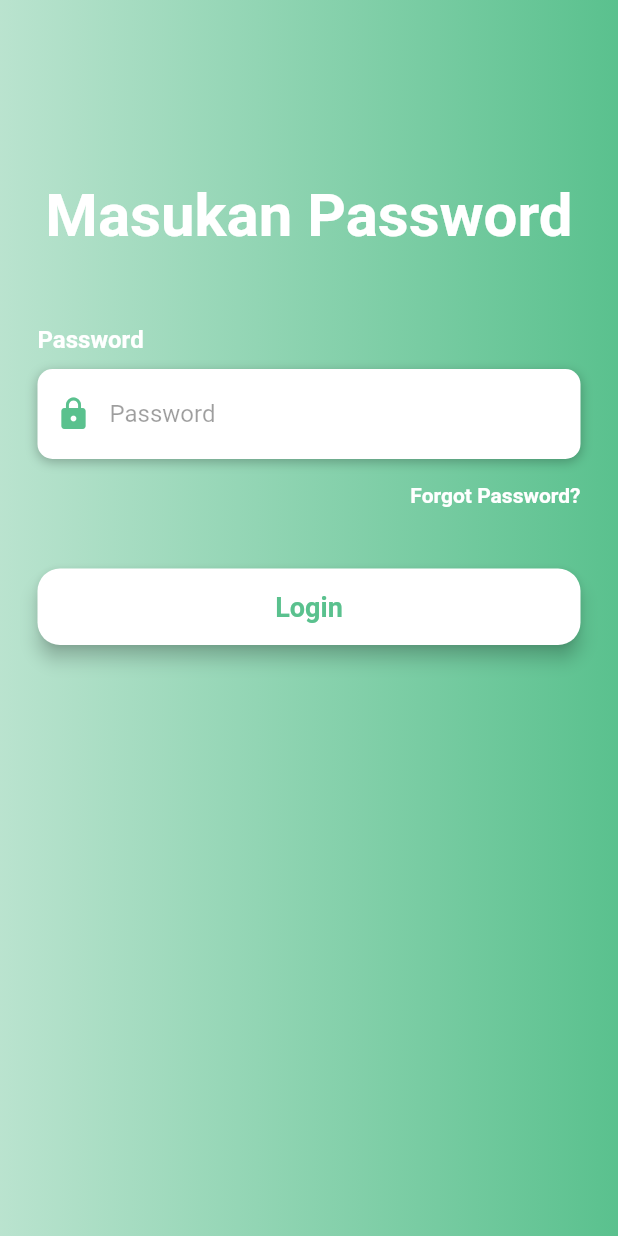
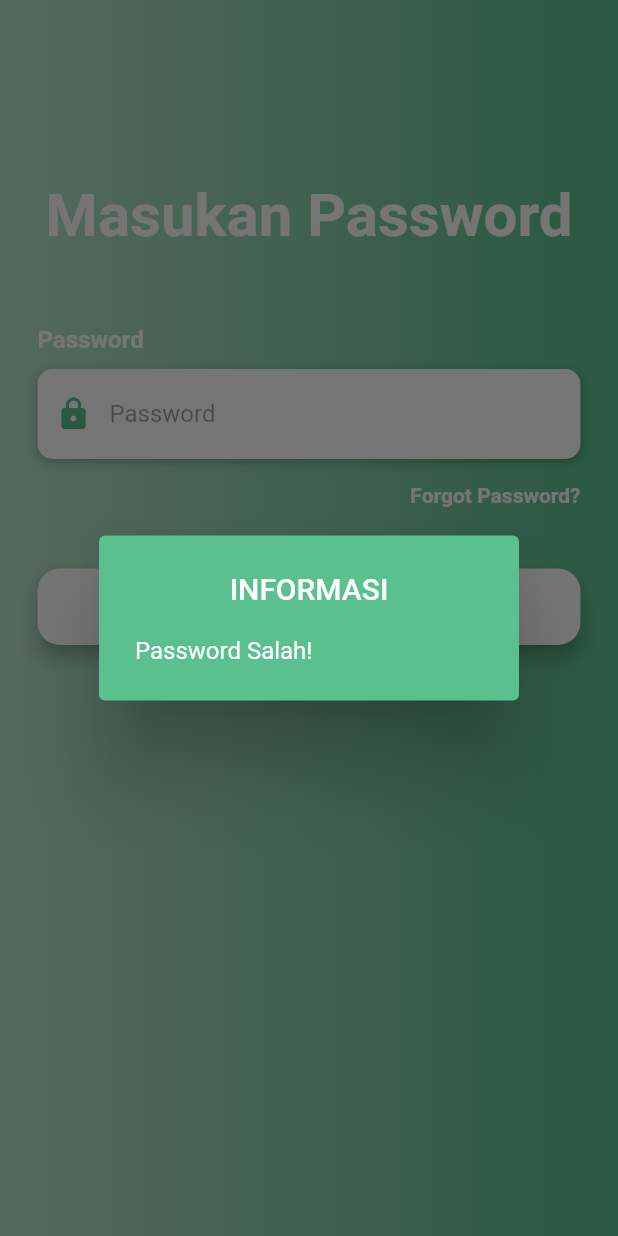
Before and after one commit to Fallebr/skripsi, a Flutter app: the LogOwn screen opened directly, after a tap on "Login", on a phone screen of 412 x 824 dp. Run offline on Flutter 3.47's test engine with Material 2 defaults, Android fonts, the phone set to English and light mode, and no system bars.

Commit message:
second woi

```diff
--- a/lib/login/logOwn.dart
+++ b/lib/login/logOwn.dart
@@ -2,14 +2,17 @@ import 'dart:ui';
 
 import 'package:flutter/material.dart';
 import 'package:flutter/services.dart';
+import 'package:reports/commons/collapsing_navigation_drawer.dart';
+import 'package:reports/login/Logadm.dart';
 import 'package:reports/login/login.dart';
+import 'package:reports/main.dart';
 
 class LogOwn extends StatefulWidget {
   @override
   _LogOwnState createState() => _LogOwnState();
 }
 
-Widget buildPwd() {
+Widget buildPwd(TextEditingController passwordController) {
   return Column(
     crossAxisAlignment: CrossAxisAlignment.start,
     children: <Widget>[
@@ -32,6 +35,7 @@ Widget buildPwd() {
             ]),
         height: 60,
         child: TextField(
+          controller: passwordController,
           obscureText: true,
           style: TextStyle(
             color: Colors.black87,
@@ -83,13 +87,44 @@ Widget buildLpSnd(BuildContext context) {
   );
 }
 
-Widget buildLogbtn() {
+Widget buildLogbtn(
+    TextEditingController passwordController, BuildContext context) {
   return Container(
     padding: EdgeInsets.symmetric(vertical: 25),
     width: double.infinity,
     child: RaisedButton(
       elevation: 5,
-      onPressed: () => print('ok masuk'),
+      onPressed: () {
+        if (passwordController.text == '13') {
+          Navigator.push(
+            context,
+            MaterialPageRoute(
+              builder: (context) => MyHomePage(),
+            ),
+          );
+        } else {
+          showDialog(
+              context: context,
+              builder: (context) {
+                return AlertDialog(
+                  backgroundColor: Color(0xff5ac18e),
+                  title: Text(
+                    'INFORMASI',
+                    style: TextStyle(
+                      color: Colors.white,
+                    ),
+                    textAlign: TextAlign.center,
+                  ),
+                  content: Text(
+                    'Password Salah!',
+                    style: TextStyle(
+                      color: Colors.white,
+                    ),
+                  ),
+                );
+              });
+        }
+      },
       padding: EdgeInsets.all(15),
       shape: RoundedRectangleBorder(borderRadius: BorderRadius.circular(15)),
       color: Colors.white,
@@ -107,6 +142,7 @@ Widget buildLogbtn() {
 class _LogOwnState extends State<LogOwn> {
   @override
   Widget build(BuildContext context) {
+    TextEditingController passwordController = TextEditingController();
     return Scaffold(
         body: AnnotatedRegion<SystemUiOverlayStyle>(
             value: SystemUiOverlayStyle.light,
@@ -138,9 +174,9 @@ class _LogOwnState extends State<LogOwn> {
                                 fontWeight: FontWeight.bold),
                           ),
                           SizedBox(height: 50),
-                          buildPwd(),
+                          buildPwd(passwordController),
                           buildLpSnd(context),
-                          buildLogbtn(),
+                          buildLogbtn(passwordController, context),
                         ],
                       ),
                     ),
--- a/lib/main.dart
+++ b/lib/main.dart
@@ -23,7 +23,7 @@ class MyHomePage extends StatelessWidget {
         title: Text("Report"),
       ),
       drawer: CollapsingNavigationDrawer(),
-      body: CollapsingNavigationDrawer(),
+      body: ListView(),
     );
   }
 }
```
Also changed, not shown: lib/login/logadm.dart (+36 -9 lines).
